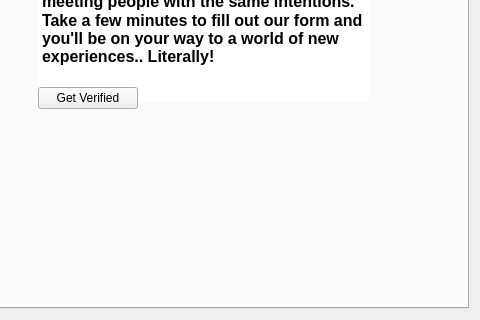
The window that src/web-app/interestdata.ui (Aesylwinn/software-engineering) describes before a commit, drawn with Qt 5; both pictures show x 829 to 1309 and y 387 to 707 of the 1309 by 707 pixel window.
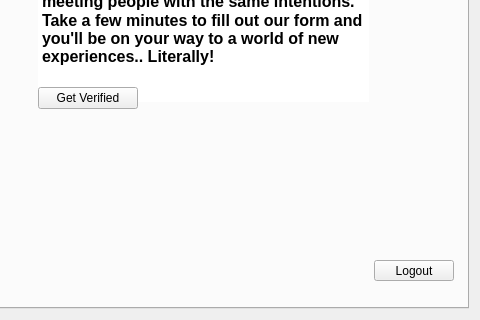
The same window after the commit. The open tabs and pages were chosen to show the change. Icons and pictures are not drawn.

Commit message: Added logout and updated sizing and pictures

What changed in the file:
```diff
--- a/src/web-app/interestdata.ui
+++ b/src/web-app/interestdata.ui
@@ -1035,6 +1035,19 @@
         </item>
        </layout>
       </widget>
+      <widget class="QPushButton" name="logout">
+       <property name="geometry">
+        <rect>
+         <x>1190</x>
+         <y>610</y>
+         <width>80</width>
+         <height>21</height>
+        </rect>
+       </property>
+       <property name="text">
+        <string>Logout</string>
+       </property>
+      </widget>
      </widget>
      <widget class="QWidget" name="tab_5">
       <attribute name="title">
```
Left out of the diff: 6 changed lines with no effect on the pictures. The commit also changes 6 other files.
